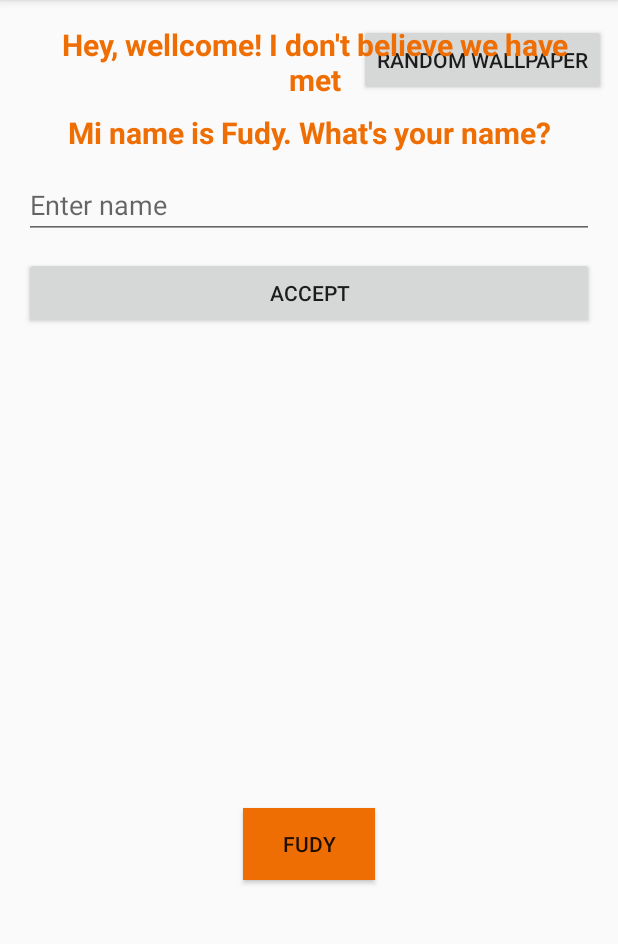
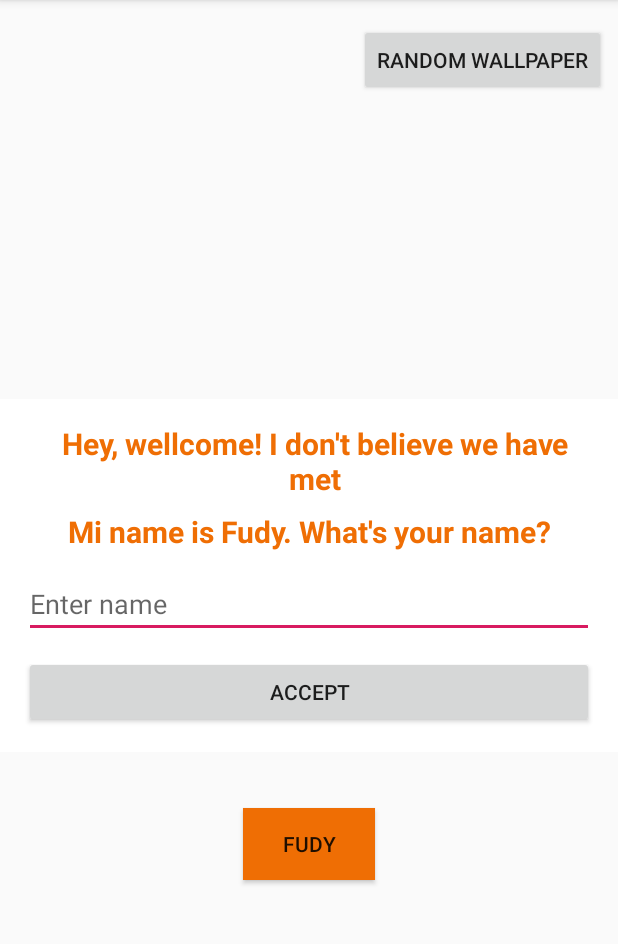
Before and after one commit to AlexCasanova9/TFG, an Android app: the screen it shows after launch (HomeActivity), after a tap on "FUDY", on a phone screen of 412 x 824 dp, the part 84-1028 px from its top. Run offline under Robolectric (Android 15) with nearby library versions, the phone set to English and light mode, and no system bars; our stand-ins replace ButterKnife; 3 statements that could not run were skipped.

Commit message:
Fix showing dialog fragment, rename some ids and classes and extracted string resources on dialog fragment layout.

```diff
--- a/app/src/main/java/com/uc3m/foodanalyzerbot/presentation/common/navigation/Navigator.kt
+++ b/app/src/main/java/com/uc3m/foodanalyzerbot/presentation/common/navigation/Navigator.kt
@@ -2,5 +2,6 @@ package com.uc3m.foodanalyzerbot.presentation.common.navigation
 
 interface Navigator {
     fun showMessageRoom()
-    fun showNameDialog()
+
+    fun showInputNameDialog()
 }
--- a/app/src/main/java/com/uc3m/foodanalyzerbot/presentation/common/navigation/NavigatorImpl.kt
+++ b/app/src/main/java/com/uc3m/foodanalyzerbot/presentation/common/navigation/NavigatorImpl.kt
@@ -6,8 +6,8 @@ import android.support.v4.app.Fragment
 import android.support.v4.app.FragmentActivity
 import android.support.v4.app.FragmentManager
 import com.uc3m.foodanalyzerbot.R
+import com.uc3m.foodanalyzerbot.presentation.home.fragments.InputNameDialogFragment
 import com.uc3m.foodanalyzerbot.presentation.home.fragments.MessageRoomFragment
-import com.uc3m.foodanalyzerbot.presentation.home.fragments.NameDialogFragment
 
 class NavigatorImpl(private var context: Context) : Navigator {
 
@@ -51,7 +51,11 @@ class NavigatorImpl(private var context: Context) : Navigator {
         showFragment(R.id.fragmentContainer, MessageRoomFragment.getInstance(), false)
     }
 
-    override fun showNameDialog() {
-        showFragment(R.id.fragmentContainer, NameDialogFragment.newInstance(), true)
+    override fun showInputNameDialog() {
+        addFragment(
+            R.id.fragmentContainer, InputNameDialogFragment.newInstance(),
+            backEnable = true,
+            hidePreviousFragment = false
+        )
     }
 }
--- /dev/null
+++ b/app/src/main/java/com/uc3m/foodanalyzerbot/presentation/home/fragments/InputNameDialogFragment.kt
@@ -0,0 +1,49 @@
+package com.uc3m.foodanalyzerbot.presentation.home.fragments
+
+import android.content.Context.INPUT_METHOD_SERVICE
+import android.os.Bundle
+import android.support.v4.app.DialogFragment
+import android.view.LayoutInflater
+import android.view.View
+import android.view.ViewGroup
+import android.view.inputmethod.InputMethodManager
+import android.widget.Toast
+import com.uc3m.foodanalyzerbot.infrastructure.App
+import kotlinx.android.synthetic.main.fragment_dialog_input_user_name.*
+import java.util.*
+
+
+class InputNameDialogFragment : DialogFragment() {
+    companion object {
+        fun newInstance() = InputNameDialogFragment()
+    }
+
+    override fun onCreateView(
+        inflater: LayoutInflater, container: ViewGroup?,
+        savedInstanceState: Bundle?
+    ): View? {
+        return inflater.inflate(
+            com.uc3m.foodanalyzerbot.R.layout.fragment_dialog_input_user_name,
+            container,
+            false
+        )
+    }
+
+    override fun onViewCreated(view: View, savedInstanceState: Bundle?) {
+        super.onViewCreated(view, savedInstanceState)
+        name_editText.requestFocus()
+        //Show Soft KeyBoard
+        val inputMethodManager =
+            context?.getSystemService(INPUT_METHOD_SERVICE) as InputMethodManager
+        inputMethodManager.toggleSoftInput(InputMethodManager.SHOW_FORCED, 0)
+        accept_button.setOnClickListener {
+            val name: String = name_editText.text.toString().toUpperCase(Locale.getDefault())
+            Toast.makeText(activity, "Hola: $name!", Toast.LENGTH_LONG).show()
+            App.getPreferences().setUserName(name)
+            dismiss()
+        }
+
+    }
+
+
+}
--- a/app/src/main/java/com/uc3m/foodanalyzerbot/presentation/home/fragments/NameDialogFragment.kt
+++ /dev/null
@@ -1,66 +0,0 @@
-package com.uc3m.foodanalyzerbot.presentation.home.fragments
-
-import android.app.Dialog
-import android.os.Bundle
-import android.support.v4.app.DialogFragment
-import android.view.View
-import android.widget.Button
-import android.widget.EditText
-import android.widget.Toast
-import com.uc3m.foodanalyzerbot.R
-import android.view.WindowManager
-import android.view.ViewGroup
-import android.view.LayoutInflater
-import com.uc3m.foodanalyzerbot.infrastructure.App
-
-
-class NameDialogFragment : DialogFragment() {
-
-    var editName: EditText? = null
-    var button: Button? = null
-
-
-    private var mEditText: EditText? = null
-
-    companion object {
-
-        fun newInstance() = NameDialogFragment()
-
-    }
-
-    override fun onCreateView(
-        inflater: LayoutInflater, container: ViewGroup?,
-        savedInstanceState: Bundle?
-    ): View? {
-        return inflater.inflate(R.layout.dialogfragment_username, container)
-    }
-
-    override fun onViewCreated(view: View, savedInstanceState: Bundle?) {
-        super.onViewCreated(view, savedInstanceState)
-        // Get field from view
-        mEditText = view.findViewById<View>(R.id.NameText) as EditText
-
-        // Show soft keyboard automatically and request focus to field
-        mEditText?.requestFocus()
-        dialog.window.setSoftInputMode(
-            WindowManager.LayoutParams.SOFT_INPUT_STATE_VISIBLE
-
-        )
-
-        this.button = view.findViewById(R.id.Accept)
-
-        this.button?.setOnClickListener {
-
-            var a: String = editName?.text.toString()
-
-            Toast.makeText(activity, "User name: " + a, Toast.LENGTH_LONG).show()
-
-
-         App.getPreferences().setUserName(a)
-
-        }
-
-    }
-
-
-}
--- a/app/src/main/java/com/uc3m/foodanalyzerbot/presentation/home/presenter/ChatBotPresenterImpl.kt
+++ b/app/src/main/java/com/uc3m/foodanalyzerbot/presentation/home/presenter/ChatBotPresenterImpl.kt
@@ -13,7 +13,7 @@ class ChatBotPresenterImpl : ChatBotPresenter, BasePresenter<ChatBotView>() {
             App.getNavigator().showMessageRoom()
         }
         else{
-            App.getNavigator().showNameDialog()
+            App.getNavigator().showInputNameDialog()
         }
     }
 
--- a/app/src/main/res/layout/dialogfragment_username.xml
+++ b/app/src/main/res/layout/fragment_dialog_input_user_name.xml
@@ -2,19 +2,18 @@
 <android.support.constraint.ConstraintLayout
     xmlns:android="http://schemas.android.com/apk/res/android"
     xmlns:app="http://schemas.android.com/apk/res-auto"
-    xmlns:tools="http://schemas.android.com/tools"
     android:layout_width="match_parent"
     android:layout_height="wrap_content"
-    tools:layout_gravity="center"
-    android:padding="16dp">
+    android:layout_gravity="center"
+    android:padding="16dp"
+    android:background="@android:color/white">
 
     <TextView
-        android:id="@+id/FudyText"
+        android:id="@+id/main_title_textView"
         android:layout_width="match_parent"
         android:layout_height="wrap_content"
         android:layout_marginStart="8dp"
-
-        android:text="Hey, wellcome! I don't believe we have met"
+        android:text="@string/title_dialog_text"
         android:textColor="@color/colorPrimaryDark"
         android:textSize="20sp"
         android:textStyle="bold"
@@ -25,42 +24,44 @@
         app:layout_constraintTop_toTopOf="parent"/>
 
     <TextView
-        android:id="@+id/FudyText2"
+        android:id="@+id/description_textView"
         android:layout_width="match_parent"
         android:layout_height="wrap_content"
         android:layout_marginStart="8dp"
         android:layout_marginTop="8dp"
         android:layout_marginEnd="8dp"
-        android:text="Mi name is Fudy. What's your name?"
+        android:text="@string/description_dialog_text"
         android:textColor="@color/colorPrimaryDark"
         android:textSize="20sp"
         android:textStyle="bold"
         android:gravity="center_horizontal"
         app:layout_constraintEnd_toEndOf="parent"
-        app:layout_constraintHorizontal_bias="0.49"
         app:layout_constraintStart_toStartOf="parent"
-        app:layout_constraintTop_toBottomOf="@+id/FudyText" />
+        app:layout_constraintTop_toBottomOf="@+id/main_title_textView" />
 
 
     <EditText
-        android:id="@+id/NameText"
+        android:id="@+id/name_editText"
         android:layout_width="match_parent"
         android:layout_height="wrap_content"
         android:layout_marginBottom="8dp"
         android:hint="@string/nameEditTextHint"
-        android:inputType="number"
+        android:focusable="true"
+        android:focusableInTouchMode="true"
         android:layout_marginTop="12dp"
         app:layout_constraintStart_toStartOf="parent"
-        app:layout_constraintTop_toBottomOf="@id/FudyText2"/>
+        app:layout_constraintTop_toBottomOf="@id/description_textView"
+        android:inputType="text"
+        android:importantForAutofill="no" />
 
 
     <Button
-        android:id="@+id/Accept"
+        android:id="@+id/accept_button"
         android:layout_width="match_parent"
         android:layout_height="wrap_content"
         android:layout_marginTop="12dp"
-        android:text="Accept"
+        android:text="@string/accept_button_text"
         app:layout_constraintStart_toStartOf="parent"
-        app:layout_constraintTop_toBottomOf="@id/NameText"/>
+        app:layout_constraintTop_toBottomOf="@id/name_editText" />
 
 </android.support.constraint.ConstraintLayout>
--- a/app/src/main/res/values/strings.xml
+++ b/app/src/main/res/values/strings.xml
@@ -7,4 +7,7 @@
     <string name="send_button_title">Send</string>
     <string name="input_text_hint">Say something to Fudy</string>
     <string name="nameEditTextHint">Enter name</string>
+    <string name="accept_button_text">Accept</string>
+    <string name="description_dialog_text">Mi name is Fudy. What\'s your name?</string>
+    <string name="title_dialog_text">Hey, wellcome! I don\'t believe we have met</string>
 </resources>
```
